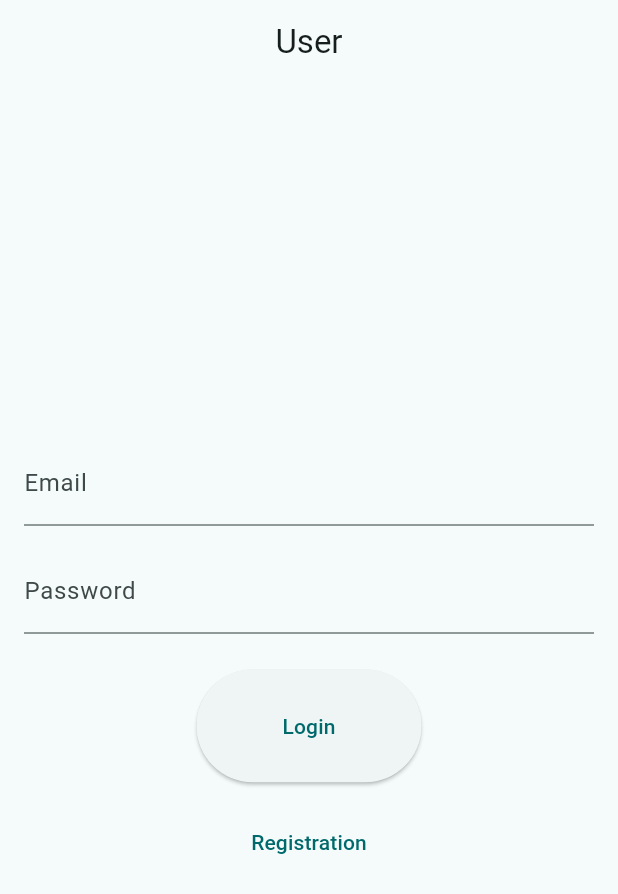
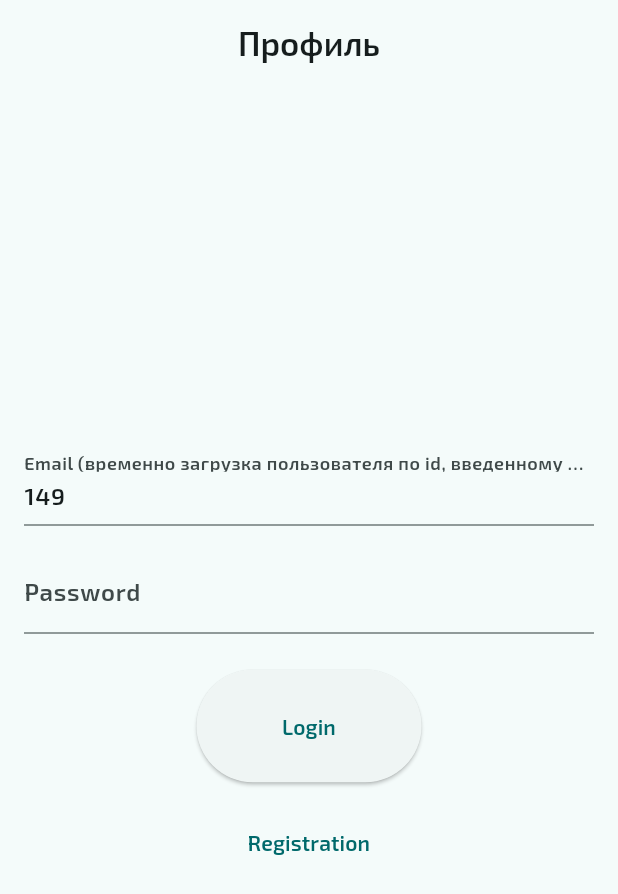
Before and after one commit to sskef-web/achieveclubmobileclient, a Flutter app: the screen it shows after launch, after a tap on "Login", after a tap on the "logout" icon, on a phone screen of 412 x 824 dp. Shown: the top 894 px of the screen. Run offline on Flutter 3.47's test engine with Material 3 defaults, Android fonts, the phone set to English and light mode, and no system bars; our stand-ins replace shared_preferences; network calls fail.

Commit message:
Add custom font, sort IsCompleted achieves

```diff
--- a/lib/main.dart
+++ b/lib/main.dart
@@ -3,8 +3,8 @@ import 'dart:convert';
 import 'package:flutter/material.dart';
 import 'package:shared_preferences/shared_preferences.dart';
 import 'package:http/http.dart' as http;
-String appTitle = "User";
-
+String appTitle = "Профиль";
+String userId = '149';
 
 void main() {
     runApp(const MyApp());
@@ -22,11 +22,13 @@ class MyApp extends StatelessWidget {
                         colorScheme: ColorScheme.fromSeed(seedColor: const Color.fromRGBO(
                             11, 106, 108, 1.0)),
                             useMaterial3: true,
+                            fontFamily: 'Exo2',
                       ),
                       darkTheme: ThemeData(
                           colorScheme: ColorScheme.fromSeed(seedColor: const Color.fromRGBO(
                               11, 106, 108, 1.0), brightness: Brightness.dark),
                           useMaterial3: true,
+                          fontFamily: 'Exo2',
                       ),
                     home: const AuthenticationPage(),
           ),
@@ -94,12 +96,19 @@ class _AuthenticationPageState extends State<AuthenticationPage> {
         });
     }
 
+    void _updateUserId(String value) {
+        setState(() {
+            userId = value;
+
+        });
+    }
+
     @override
     Widget build(BuildContext context) {
         if (_isLoggedIn) {
             return HomePage(logoutCallback: _logout);
         } else {
-            return LoginPage(loginCallback: _login, registerCallback: _register);
+            return LoginPage(loginCallback: _login, registerCallback: _register, updateUserId: _updateUserId);
         }
     }
 }
@@ -107,13 +116,17 @@ class _AuthenticationPageState extends State<AuthenticationPage> {
 class LoginPage extends StatelessWidget {
     final Function() loginCallback;
     final Function() registerCallback;
+    final Function(String) updateUserId;
 
-    LoginPage({super.key, required this.loginCallback, required this.registerCallback});
+    LoginPage({super.key, required this.loginCallback, required this.registerCallback, required this.updateUserId});
 
-    final TextEditingController _emailController = TextEditingController();
+    //final TextEditingController _emailController = TextEditingController(text: userId);
     final TextEditingController _passwordController = TextEditingController();
+    final TextEditingController _registerFirstnameController = TextEditingController();
+    final TextEditingController _registerLastnameController = TextEditingController();
     final TextEditingController _registerEmailController = TextEditingController();
     final TextEditingController _registerPasswordController = TextEditingController();
+
 
     @override
     Widget build(BuildContext context) {
@@ -128,10 +141,22 @@ class LoginPage extends StatelessWidget {
                     mainAxisAlignment: MainAxisAlignment.center,
                     children: [
                         TextField(
-                            controller: _emailController,
+                            //controller: _emailController,
+                            controller: TextEditingController.fromValue(
+                                TextEditingValue(
+                                    text: userId,
+                                    selection: TextSelection.collapsed(offset: userId.length),
+                                ),
+                            ),
                             decoration: const InputDecoration(
-                                labelText: 'Email',
+                                labelText: 'Email (временно загрузка пользователя по id, введенному ниже)',
                             ),
+                            keyboardType: TextInputType.text,
+                            textAlign: TextAlign.left,
+                            textDirection: TextDirection.ltr,
+                            onChanged: (value) {
+                                updateUserId(value);
+                            },
                         ),
                         const SizedBox(height: 16.0),
                         TextField(
@@ -164,13 +189,13 @@ class LoginPage extends StatelessWidget {
                                                 child: Column(
                                                     children: [
                                                         TextField(
-                                                            controller: _registerEmailController,
+                                                            controller: _registerFirstnameController,
                                                             decoration: const InputDecoration(
                                                                 labelText: 'Name',
                                                             ),
                                                         ),
                                                         TextField(
-                                                            controller: _registerEmailController,
+                                                            controller: _registerLastnameController,
                                                             decoration: const InputDecoration(
                                                                 labelText: 'Surname',
                                                             ),
@@ -243,7 +268,7 @@ class _HomePageState extends State<HomePage> {
                         _currentIndex = index;
                         switch (_currentIndex) {
                             case 0:
-                                appTitle = 'User';
+                                appTitle = 'Профиль';
                                 break;
                             case 1:
                                 appTitle = 'Top 100 users';
@@ -257,7 +282,7 @@ class _HomePageState extends State<HomePage> {
                 items: const [
                     BottomNavigationBarItem(
                         icon: Icon(Icons.tab),
-                        label: 'User',
+                        label: 'Профиль',
                     ),
                     BottomNavigationBarItem(
                         icon: Icon(Icons.tab),
@@ -300,7 +325,7 @@ class _Tab1Page extends State<Tab1Page> {
     }
 
     Future<List<CompletedAchievement>> fetchCompletedAchievements() async {
-        final response = await http.get(Uri.parse('https://sskef.site/api/completedachievements/149'));
+        final response = await http.get(Uri.parse('https://sskef.site/api/completedachievements/${userId}'));
 
         if (response.statusCode == 200) {
             final List<dynamic> data = jsonDecode(response.body);
@@ -311,7 +336,7 @@ class _Tab1Page extends State<Tab1Page> {
     }
 
     Future<User> fetchUser() async {
-        final response = await http.get(Uri.parse('https://sskef.site/api/users/149'));
+        final response = await http.get(Uri.parse('https://sskef.site/api/users/${userId}'));
 
         if (response.statusCode == 200) {
             return User.fromJson(jsonDecode(response.body));
@@ -346,8 +371,8 @@ class _Tab1Page extends State<Tab1Page> {
                         final achievements = snapshot.data![1] as List<Achievement>;
                         final completedAchievements = snapshot.data![2] as List<CompletedAchievement>;
 
-
-                        return Padding(
+                        return SingleChildScrollView(  // Оберните содержимое страницы в SingleChildScrollView
+                            child: Padding(
                                 padding: const EdgeInsets.all(16.0),
                                 child: Column(
                                     crossAxisAlignment: CrossAxisAlignment.center,
@@ -364,10 +389,25 @@ class _Tab1Page extends State<Tab1Page> {
                                                 fontWeight: FontWeight.bold,
                                             ),
                                         ),
+                                        const SizedBox(height: 8.0),
+                                        Column(
+                                            children: [
+                                                Text(
+                                                    '${user.clubName}',
+                                                    textScaler: TextScaler.linear(1.5),
+                                                ),
+                                                CircleAvatar(
+                                                    radius: 40.0,
+                                                    backgroundImage: NetworkImage('https://sskef.site/${user.clubLogo}'),
+                                                ),
+                                            ],
+                                        ),
                                         const SizedBox(height: 16.0),
                                         Container(
                                             decoration: BoxDecoration(
-                                            color: Theme.of(context).brightness == Brightness.dark ? Colors.grey[800] : Colors.grey[200],
+                                                color: Theme.of(context).brightness == Brightness.dark
+                                                    ? Color.fromRGBO(11, 106, 108, 0.15)
+                                                    : Color.fromRGBO(11, 106, 108, 0.15),
                                                 borderRadius: BorderRadius.circular(8.0),
                                             ),
                                             padding: const EdgeInsets.all(16.0),
@@ -398,27 +438,23 @@ class _Tab1Page extends State<Tab1Page> {
                                             ),
                                         ),
                                         const SizedBox(height: 8.0),
-                                    Expanded(
-                                        child: ListView.builder(
+                                        ListView.builder(
+                                            shrinkWrap: true,
+                                            physics: NeverScrollableScrollPhysics(),
                                             itemCount: completedAchievements.length,
                                             itemBuilder: (context, index) {
-                                                final completedAchievement = completedAchievements;
-                                                final achievement = achievements;
-
-                                                for (var i in completedAchievement)
-                                                {
-                                                            final _achieve = achievements[index];
+                                                final completedAchievement = completedAchievements[index];
+                                                final achievement = achievements.firstWhere((achieve) => achieve.id == completedAchievement.achievementId);
 
                                                 return AchievementItem(
-                                                                logo: 'https://sskef.site/${_achieve.logoURL}',
-                                                                title: '${_achieve.title}',
-                                                                description: '${_achieve.description}',
-                                                                xp: _achieve.xp,
+                                                    logo: 'https://sskef.site/${achievement.logoURL}',
+                                                    title: achievement.title,
+                                                    description: achievement.description,
+                                                    xp: achievement.xp,
                                                     completionPercentage: 8,
+                                                    //id: achievement.id,
                                                 );
-                                                }
                                             },
-                                        ),
                                         ),
                                         const SizedBox(height: 8.0),
                                         const Text(
@@ -428,22 +464,31 @@ class _Tab1Page extends State<Tab1Page> {
                                                 fontWeight: FontWeight.bold,
                                             ),
                                         ),
-                                    Expanded(
-                                        child: ListView.builder(
+                                        const SizedBox(height: 8.0),
+                                        ListView.builder(
+                                            shrinkWrap: true,
+                                            physics: NeverScrollableScrollPhysics(),
                                             itemCount: achievements.length,
-                                            itemBuilder: (context, index) {
+                                            itemBuilder: (context, index)
+                                            {
                                                 final achievement = achievements[index];
+                                                final isCompleted = completedAchievements.any((completed) => completed.achievementId == achievement.id);
+
+                                                if (!isCompleted) {
                                                     return AchievementItem(
                                                         logo: 'https://sskef.site/${achievement.logoURL}',
                                                         title: achievement.title,
                                                         description: achievement.description,
                                                         xp: achievement.xp,
                                                         completionPercentage: 8,
+                                                        //id: achievement.id,
                                                     );
+                                                }
+                                                return Container();
                                             },
                                         ),
+                                    ],
                                 ),
-                                ],
                             ),
                         );
                     } else if (snapshot.hasError) {
@@ -463,12 +508,13 @@ class _Tab1Page extends State<Tab1Page> {
 
 class AchievementItem extends StatelessWidget {
     final String logo;
+    //final int id;
     final String title;
     final String description;
     final int xp;
     final int completionPercentage;
 
-    const AchievementItem({super.key, required this.logo, required this.title, required this.description, required this.xp, required this.completionPercentage});
+    const AchievementItem({super.key, required this.logo, /*required this.id*/ required this.title, required this.description, required this.xp, required this.completionPercentage});
 
     @override
     Widget build(BuildContext context) {
@@ -480,6 +526,7 @@ class AchievementItem extends StatelessWidget {
                     crossAxisAlignment: CrossAxisAlignment.start,
                     children: [
                         Text(description),
+                        //Text('$id'),
                         const SizedBox(height: 4.0),
                         Text('XP: $xp'),
                         const SizedBox(height: 4.0),
```
Also changed, not shown: pubspec.yaml (+10 -0 lines), fonts/Exo2-SemiBold.ttf (added), fonts/Play-Regular.ttf (added). Lines whose indentation alone changed are shown as unchanged.
